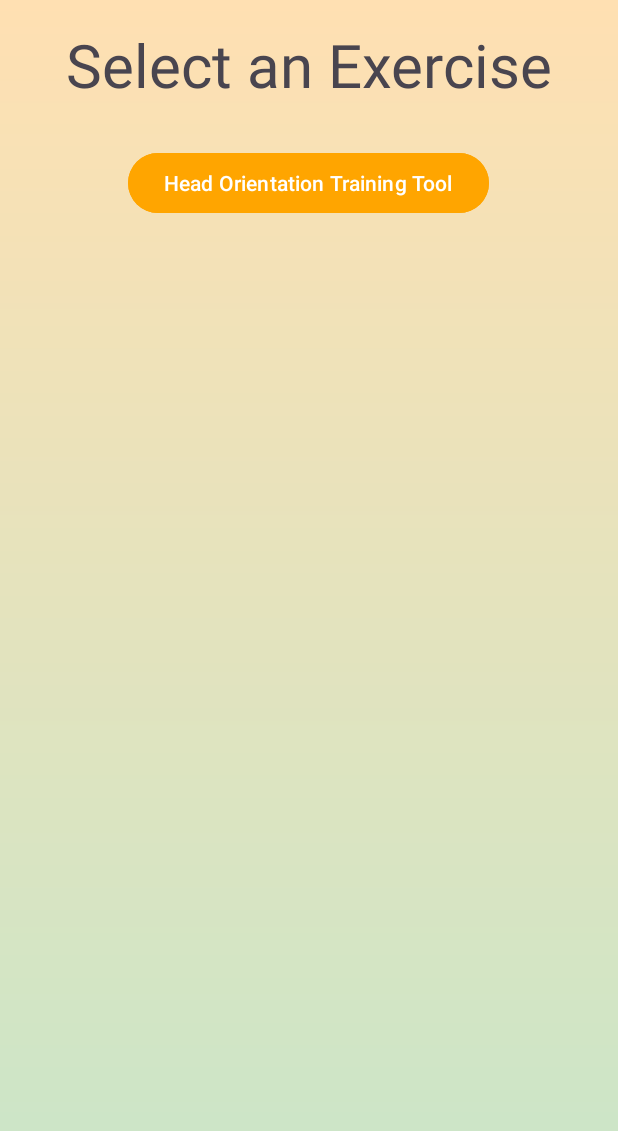
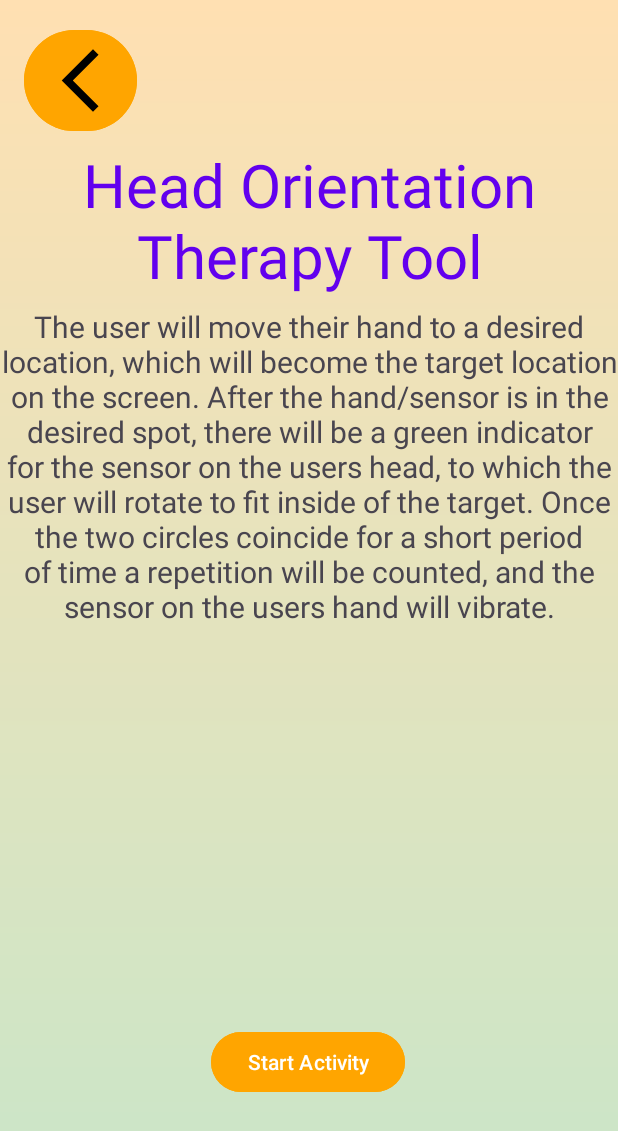
Before and after one commit to degoedek/eTherapyII, an Android app: the TherapySelectionFragment screen opened directly, with no data from a screen before it, after a tap on "Head Orientation Training Tool", on a phone screen of 412 x 824 dp. Shown: the top 1131 px of the screen. Run offline under Robolectric (Android 15) with nearby library versions, the phone set to English and light mode, and no system bars.

Commit message:
Working Data Transfer between fragments

```diff
--- a/app/src/main/java/com/example/etherapyii/TherapyDescriptionFragment.java
+++ b/app/src/main/java/com/example/etherapyii/TherapyDescriptionFragment.java
@@ -1,19 +1,62 @@
 package com.example.etherapyii;
 
+import android.content.Intent;
 import android.os.Bundle;
 
 import androidx.fragment.app.Fragment;
+import androidx.fragment.app.FragmentTransaction;
 
+import android.util.Log;
 import android.view.LayoutInflater;
 import android.view.View;
 import android.view.ViewGroup;
+import android.widget.Button;
+import android.widget.TextView;
+
+import java.util.Objects;
 
 public class TherapyDescriptionFragment extends Fragment {
+    final String HOTT = "Head Orientation Therapy Tool";
+    final String HOTT_description = "The user will move their hand to a desired location, which will become the target location on the screen. After the hand/sensor is in the desired spot, there will be a green indicator for the sensor on the users head, to which the user will rotate to fit inside of the target. Once the two circles coincide for a short period of time a repetition will be counted, and the sensor on the users hand will vibrate.";
 
     @Override
     public View onCreateView(LayoutInflater inflater, ViewGroup container,
                              Bundle savedInstanceState) {
+
+        View view = inflater.inflate(R.layout.fragment_therapy_description, container, false);
+
+
+        // Variable Declaration
+        Button back = view.findViewById(R.id.back);
+        Button startActivity = view.findViewById(R.id.start_activity);
+        TextView titleTV = view.findViewById(R.id.description_title);
+        TextView descriptionTV = view.findViewById(R.id.description_body);
+        String therapy;
+
+        // Getting Metric From Therapy Selection
+        assert getArguments() != null;
+        therapy = getArguments().getString("therapy");
+
+        // Setting Images on Therapy
+        switch (Objects.requireNonNull(therapy)) {
+            case "HOTT":
+                titleTV.setText(HOTT);
+                descriptionTV.setText(HOTT_description);
+                break;
+        }
+
+        back.setOnClickListener(view2 -> {
+            FragmentTransaction transaction = getParentFragmentManager().beginTransaction();
+            transaction.replace(R.id.therapyContainer, new TherapySelectionFragment());
+            transaction.addToBackStack(null);
+            transaction.commit();
+        });
+        startActivity.setOnClickListener(view2 -> {
+
+        });
+
+
         // Inflate the layout for this fragment
-        return inflater.inflate(R.layout.fragment_therapy_description, container, false);
+        return view;
     }
 }
--- a/app/src/main/java/com/example/etherapyii/TherapySelectionFragment.java
+++ b/app/src/main/java/com/example/etherapyii/TherapySelectionFragment.java
@@ -1,6 +1,5 @@
 package com.example.etherapyii;
 
-import android.content.Intent;
 import android.os.Bundle;
 
 import androidx.fragment.app.Fragment;
@@ -21,10 +20,16 @@ public class TherapySelectionFragment extends Fragment {
         Button Hott = view.findViewById(R.id.HOTT);
 
         Hott.setOnClickListener(v -> {
-//            FragmentTransaction transaction = getParentFragmentManager().beginTransaction();
-//            transaction.replace(R.id.fragment_container, new FragmentTwo());
-//            transaction.addToBackStack(null);
-//            transaction.commit();
+            Bundle bundle = new Bundle();
+            bundle.putString("therapy", "HOTT");
+
+            TherapyDescriptionFragment therapyDescriptionFragment = new TherapyDescriptionFragment();
+            therapyDescriptionFragment.setArguments(bundle);
+
+            FragmentTransaction transaction = getParentFragmentManager().beginTransaction();
+            transaction.replace(R.id.therapyContainer, therapyDescriptionFragment);
+            transaction.addToBackStack(null);
+            transaction.commit();
         });
 
         return view;
--- a/app/src/main/res/layout/fragment_therapy_description.xml
+++ b/app/src/main/res/layout/fragment_therapy_description.xml
@@ -1,14 +1,71 @@
 <?xml version="1.0" encoding="utf-8"?>
-<FrameLayout xmlns:android="http://schemas.android.com/apk/res/android"
+<androidx.constraintlayout.widget.ConstraintLayout xmlns:android="http://schemas.android.com/apk/res/android"
     xmlns:tools="http://schemas.android.com/tools"
     android:layout_width="match_parent"
     android:layout_height="match_parent"
+    xmlns:app="http://schemas.android.com/apk/res-auto"
     tools:context=".TherapyDescriptionFragment">
 
-    <!-- TODO: Update blank fragment layout -->
+
     <TextView
-        android:layout_width="match_parent"
-        android:layout_height="match_parent"
-        android:text="@string/hello_blank_fragment" />
+        android:id="@+id/description_title"
+        android:layout_width="wrap_content"
+        android:layout_height="wrap_content"
+        android:layout_marginTop="96dp"
+        android:gravity="center"
+        android:text="title placeholder"
+        android:textSize="40sp"
+        android:textColor="@color/purple_500"
+        app:layout_constraintEnd_toEndOf="parent"
+        app:layout_constraintHorizontal_bias="0.496"
+        app:layout_constraintStart_toStartOf="parent"
+        app:layout_constraintTop_toTopOf="parent" />
 
-</FrameLayout>
+    <TextView
+        android:id="@+id/description_body"
+        android:layout_width="wrap_content"
+        android:layout_height="wrap_content"
+        android:layout_marginTop="204dp"
+        android:gravity="center"
+        android:text="body placeholder"
+        android:textSize="20sp"
+        app:layout_constraintEnd_toEndOf="parent"
+        app:layout_constraintHorizontal_bias="0.498"
+        app:layout_constraintStart_toStartOf="parent"
+        app:layout_constraintTop_toTopOf="parent" />
+
+    <Button
+        android:id="@+id/start_activity"
+        android:layout_width="wrap_content"
+        android:layout_height="wrap_content"
+        android:layout_marginBottom="92dp"
+        android:text="@string/start_activity"
+        android:backgroundTint="@color/orange"
+        app:layout_constraintBottom_toBottomOf="parent"
+        app:layout_constraintEnd_toEndOf="parent"
+        app:layout_constraintHorizontal_bias="0.498"
+        app:layout_constraintStart_toStartOf="parent" />
+
+    <Button
+        android:id="@+id/back"
+        android:layout_width="75dp"
+        android:layout_height="75dp"
+        android:layout_marginTop="16dp"
+        android:text=""
+        android:backgroundTint="@color/orange"
+        app:layout_constraintEnd_toEndOf="parent"
+        app:layout_constraintHorizontal_bias="0.047"
+        app:layout_constraintStart_toStartOf="parent"
+        app:layout_constraintTop_toTopOf="parent" />
+
+    <ImageView
+        android:layout_width="50dp"
+        android:layout_height="50dp"
+        android:contentDescription="back arrow"
+        android:src="@drawable/back_arrow"
+        app:layout_constraintBottom_toBottomOf="@+id/back"
+        app:layout_constraintEnd_toEndOf="@+id/back"
+        app:layout_constraintStart_toStartOf="@+id/back"
+        app:layout_constraintTop_toTopOf="@+id/back" />
+
+</androidx.constraintlayout.widget.ConstraintLayout>
```
